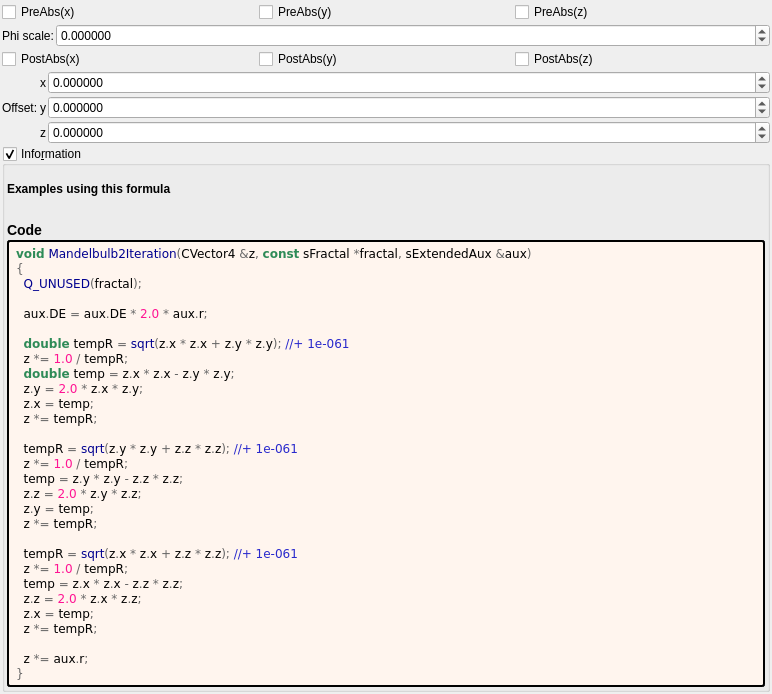
This is mandelbulber2/formula/ui/mandelbulb_eye_test.ui in buddhi1980/mandelbulber2 as Qt 5 draws it before an edit. The edited form follows.
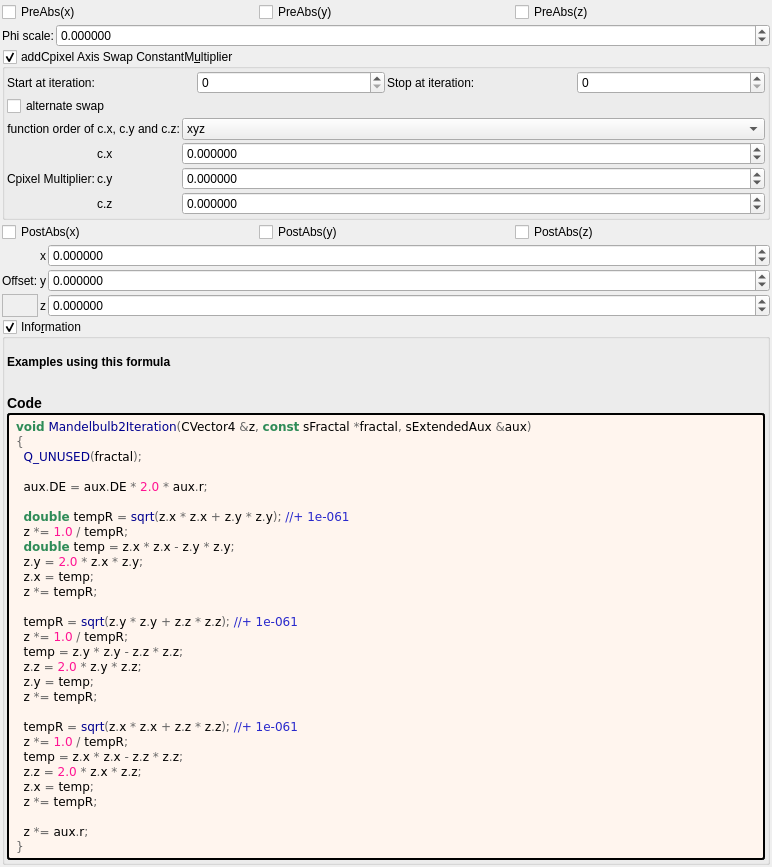
This is the edited form. Custom widgets are drawn as their Qt base class.

```diff
--- a/mandelbulber2/formula/ui/mandelbulb_eye_test.ui
+++ b/mandelbulber2/formula/ui/mandelbulb_eye_test.ui
@@ -7,7 +7,7 @@
     <x>0</x>
     <y>0</y>
     <width>772</width>
-    <height>651</height>
+    <height>800</height>
    </rect>
   </property>
   <property name="windowTitle">
@@ -96,6 +96,259 @@
      </item>
     </layout>
    </item>
+   <item>
+    <widget class="MyGroupBox" name="groupCheck_transf_addCpixel_enabled_false">
+     <property name="toolTip">
+      <string>&lt;html&gt;&lt;head/&gt;&lt;body&gt;&lt;p&gt;Cpixel is CVector3 c = ( c.x, c.y, c.z). It is each original point (pixel) in 3D space where the iteration starts from, ( c = original z for each point .) It is commonly found in formula structures z = f(z) + c.&lt;/p&gt;&lt;p&gt;The Cpixel multiplier effectively scales this point &amp;quot;c&amp;quot;.&lt;/p&gt;&lt;p&gt;This transform allows the swapping of the order of the &amp;quot;CVector3 c&amp;quot; components before being multiplied by &amp;quot;CVector3 z&amp;quot; components.&lt;/p&gt;&lt;/body&gt;&lt;/html&gt;</string>
+     </property>
+     <property name="title">
+      <string>addCpixel Axis Swap ConstantM&amp;ultiplier</string>
+     </property>
+     <property name="checkable">
+      <bool>true</bool>
+     </property>
+     <layout class="QVBoxLayout" name="verticalLayout_50">
+      <property name="spacing">
+       <number>2</number>
+      </property>
+      <property name="leftMargin">
+       <number>2</number>
+      </property>
+      <property name="topMargin">
+       <number>2</number>
+      </property>
+      <property name="rightMargin">
+       <number>2</number>
+      </property>
+      <property name="bottomMargin">
+       <number>2</number>
+      </property>
+      <item>
+       <layout class="QGridLayout" name="gridLayout_81">
+        <property name="spacing">
+         <number>2</number>
+        </property>
+        <item row="3" column="3">
+         <widget class="MySpinBox" name="spinboxInt_transf_stop_iterations_E">
+          <property name="sizePolicy">
+           <sizepolicy hsizetype="Preferred" vsizetype="Maximum">
+            <horstretch>0</horstretch>
+            <verstretch>0</verstretch>
+           </sizepolicy>
+          </property>
+          <property name="maximum">
+           <number>999</number>
+          </property>
+         </widget>
+        </item>
+        <item row="3" column="2">
+         <widget class="QLabel" name="label_52">
+          <property name="text">
+           <string>Stop at iteration:</string>
+          </property>
+         </widget>
+        </item>
+        <item row="3" column="1">
+         <widget class="MySpinBox" name="spinboxInt_transf_start_iterations_E">
+          <property name="sizePolicy">
+           <sizepolicy hsizetype="Minimum" vsizetype="Maximum">
+            <horstretch>0</horstretch>
+            <verstretch>0</verstretch>
+           </sizepolicy>
+          </property>
+          <property name="minimum">
+           <number>0</number>
+          </property>
+          <property name="maximum">
+           <number>999</number>
+          </property>
+          <property name="value">
+           <number>0</number>
+          </property>
+         </widget>
+        </item>
+        <item row="3" column="0">
+         <widget class="QLabel" name="label_72">
+          <property name="text">
+           <string>Start at iteration:</string>
+          </property>
+         </widget>
+        </item>
+       </layout>
+      </item>
+      <item>
+       <layout class="QGridLayout" name="gridLayout_24" columnstretch="0,0,0,1">
+        <property name="spacing">
+         <number>2</number>
+        </property>
+        <item row="0" column="0" colspan="2">
+         <widget class="MyCheckBox" name="checkBox_transf_alternate_enabled_false">
+          <property name="text">
+           <string>alternate swap</string>
+          </property>
+         </widget>
+        </item>
+        <item row="3" column="3">
+         <widget class="MyDoubleSpinBox" name="spinbox3_transf_constant_multiplier_111_y">
+          <property name="sizePolicy">
+           <sizepolicy hsizetype="Minimum" vsizetype="Maximum">
+            <horstretch>0</horstretch>
+            <verstretch>0</verstretch>
+           </sizepolicy>
+          </property>
+          <property name="prefix">
+           <string/>
+          </property>
+          <property name="suffix">
+           <string/>
+          </property>
+          <property name="decimals">
+           <number>6</number>
+          </property>
+          <property name="minimum">
+           <double>-99.989999999999995</double>
+          </property>
+          <property name="maximum">
+           <double>99.989999999999995</double>
+          </property>
+          <property name="singleStep">
+           <double>0.100000000000000</double>
+          </property>
+         </widget>
+        </item>
+        <item row="2" column="3">
+         <widget class="MyDoubleSpinBox" name="spinbox3_transf_constant_multiplier_111_x">
+          <property name="sizePolicy">
+           <sizepolicy hsizetype="Minimum" vsizetype="Maximum">
+            <horstretch>0</horstretch>
+            <verstretch>0</verstretch>
+           </sizepolicy>
+          </property>
+          <property name="prefix">
+           <string/>
+          </property>
+          <property name="suffix">
+           <string/>
+          </property>
+          <property name="decimals">
+           <number>6</number>
+          </property>
+          <property name="minimum">
+           <double>-99.989999999999995</double>
+          </property>
+          <property name="maximum">
+           <double>99.989999999999995</double>
+          </property>
+          <property name="singleStep">
+           <double>0.100000000000000</double>
+          </property>
+         </widget>
+        </item>
+        <item row="2" column="1">
+         <widget class="QLabel" name="label_116">
+          <property name="text">
+           <string notr="true">c.x</string>
+          </property>
+         </widget>
+        </item>
+        <item row="3" column="1">
+         <widget class="QLabel" name="label_114">
+          <property name="text">
+           <string notr="true">c.y</string>
+          </property>
+         </widget>
+        </item>
+        <item row="4" column="1">
+         <widget class="QLabel" name="label_115">
+          <property name="text">
+           <string notr="true">c.z</string>
+          </property>
+         </widget>
+        </item>
+        <item row="4" column="3">
+         <widget class="MyDoubleSpinBox" name="spinbox3_transf_constant_multiplier_111_z">
+          <property name="sizePolicy">
+           <sizepolicy hsizetype="Minimum" vsizetype="Maximum">
+            <horstretch>0</horstretch>
+            <verstretch>0</verstretch>
+           </sizepolicy>
+          </property>
+          <property name="prefix">
+           <string/>
+          </property>
+          <property name="suffix">
+           <string/>
+          </property>
+          <property name="decimals">
+           <number>6</number>
+          </property>
+          <property name="minimum">
+           <double>-99.989999999999995</double>
+          </property>
+          <property name="maximum">
+           <double>99.989999999999995</double>
+          </property>
+          <property name="singleStep">
+           <double>0.100000000000000</double>
+          </property>
+         </widget>
+        </item>
+        <item row="2" column="0" rowspan="3">
+         <widget class="QLabel" name="label_108">
+          <property name="text">
+           <string>Cpixel Multiplier:</string>
+          </property>
+         </widget>
+        </item>
+        <item row="1" column="3">
+         <widget class="MyComboBox" name="comboBox_mandelbulbMulti_order_of_xyz">
+          <item>
+           <property name="text">
+            <string notr="true">xyz</string>
+           </property>
+          </item>
+          <item>
+           <property name="text">
+            <string notr="true">xzy</string>
+           </property>
+          </item>
+          <item>
+           <property name="text">
+            <string notr="true">yxz</string>
+           </property>
+          </item>
+          <item>
+           <property name="text">
+            <string notr="true">yzx</string>
+           </property>
+          </item>
+          <item>
+           <property name="text">
+            <string notr="true">zxy</string>
+           </property>
+          </item>
+          <item>
+           <property name="text">
+            <string notr="true">zyx</string>
+           </property>
+          </item>
+         </widget>
+        </item>
+        <item row="1" column="0" colspan="2">
+         <widget class="QLabel" name="label">
+          <property name="text">
+           <string>function order of c.x, c.y and c.z:</string>
+          </property>
+          <property name="alignment">
+           <set>Qt::AlignRight|Qt::AlignTrailing|Qt::AlignVCenter</set>
+          </property>
+         </widget>
+        </item>
+       </layout>
+      </item>
+     </layout>
+    </widget>
+   </item>
    <item>
     <layout class="QGridLayout" name="gridLayout_3">
      <item row="0" column="1">
@@ -220,6 +473,16 @@
        </property>
       </widget>
      </item>
+     <item row="3" column="1">
+      <widget class="QFrame" name="frame">
+       <property name="frameShape">
+        <enum>QFrame::StyledPanel</enum>
+       </property>
+       <property name="frameShadow">
+        <enum>QFrame::Raised</enum>
+       </property>
+      </widget>
+     </item>
     </layout>
    </item>
    <item>
@@ -350,6 +613,16 @@
    <extends>QCheckBox</extends>
    <header>my_check_box.h</header>
   </customwidget>
+  <customwidget>
+   <class>MySpinBox</class>
+   <extends>QSpinBox</extends>
+   <header>my_spin_box.h</header>
+  </customwidget>
+  <customwidget>
+   <class>MyComboBox</class>
+   <extends>QComboBox</extends>
+   <header>my_combo_box.h</header>
+  </customwidget>
  </customwidgets>
  <tabstops>
   <tabstop>groupCheck_info</tabstop>
```
